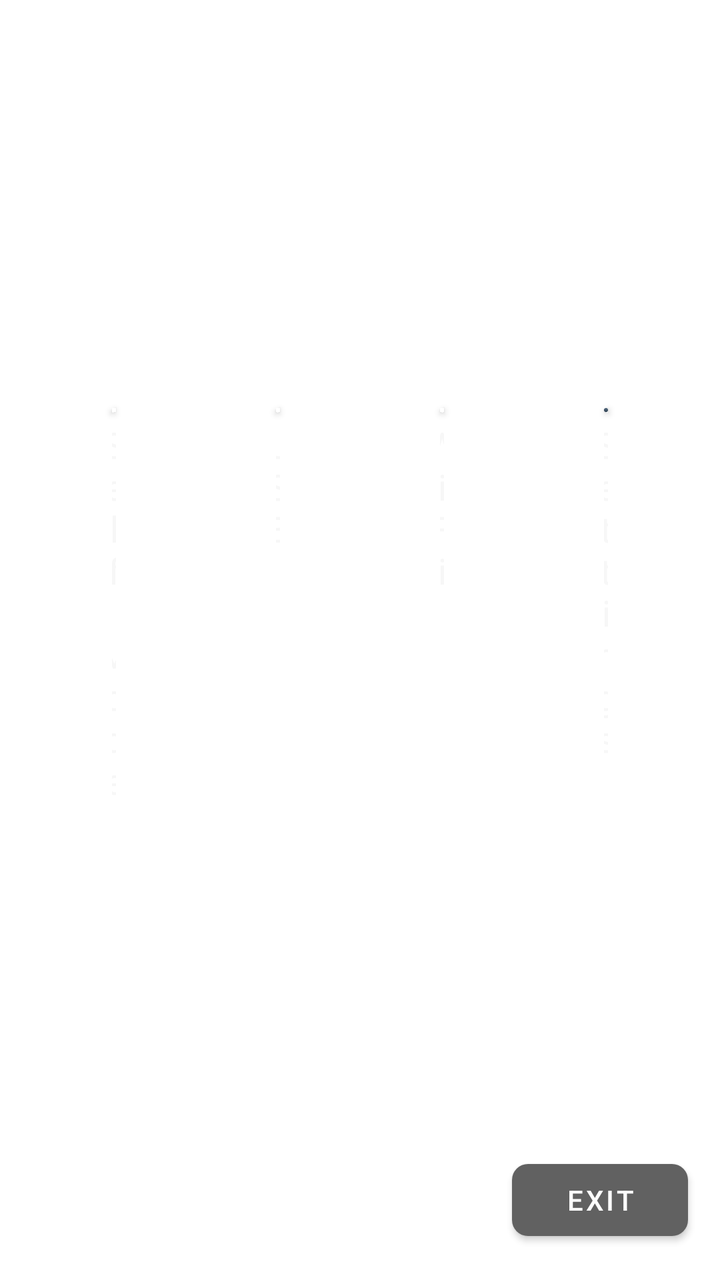
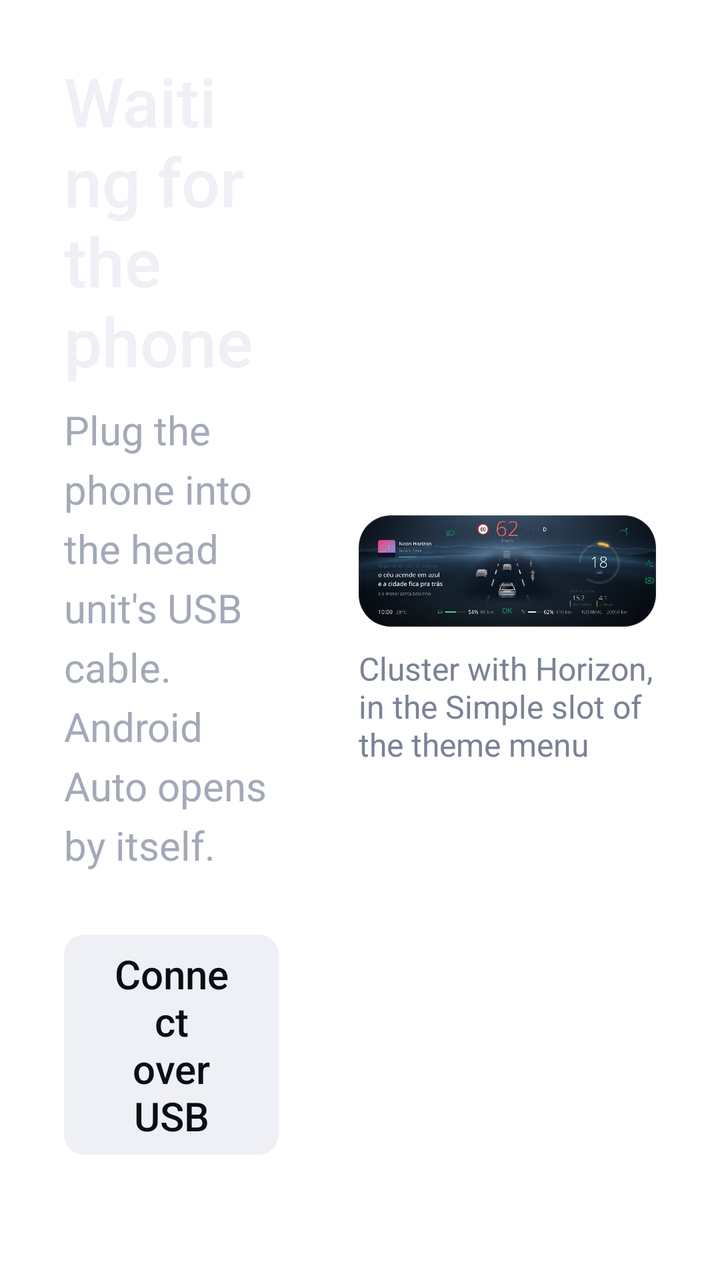

Before-and-after screenshots of an Android layout around one commit, followed by the original layout XML and the change that was made.
<!-- AndroidManifest.xml: fallback theme Theme.MaterialComponents.DayNight.NoActionBar -->
<!-- res/layout/fragment_home.xml -->
<?xml version="1.0" encoding="utf-8"?>
<androidx.constraintlayout.widget.ConstraintLayout
    xmlns:android="http://schemas.android.com/apk/res/android"
    xmlns:app="http://schemas.android.com/apk/res-auto"
    android:id="@+id/main_buttons_container"
    android:layout_width="match_parent"
    android:layout_height="match_parent">

    <androidx.constraintlayout.widget.ConstraintLayout
        android:id="@+id/main_buttons_layout"
        android:layout_width="0dp"
        android:layout_height="wrap_content"
        android:padding="16dp"
        app:layout_constraintWidth_max="1200dp"
        app:layout_constraintTop_toTopOf="parent"
        app:layout_constraintBottom_toBottomOf="parent"
        app:layout_constraintStart_toStartOf="parent"
        app:layout_constraintEnd_toEndOf="parent"
        app:layout_constraintVertical_bias="0.4">

        
        <com.google.android.material.button.MaterialButton
            android:id="@+id/self_mode_button"
            android:layout_width="0dp"
            android:layout_height="0dp"
            android:elevation="6dp"
            app:layout_constraintDimensionRatio="1:1"
            app:layout_constraintTop_toTopOf="parent"
            app:layout_constraintStart_toStartOf="parent"
            app:layout_constraintEnd_toStartOf="@+id/usb_button"
            app:layout_constraintHorizontal_chainStyle="spread"
            android:layout_margin="40dp"
            app:backgroundTint="@null"
            android:background="@drawable/gradient_blue"
            app:iconGravity="textStart"
            app:icon="@drawable/ic_launch_white"
            app:iconTint="#ffffff"
            app:iconSize="72dp"
            app:iconPadding="0dp"
            android:paddingTop="0dp"
            android:paddingBottom="0dp" />
        <TextView
            android:id="@+id/self_mode_text"
            android:layout_width="0dp"
            android:layout_height="wrap_content"
            app:layout_constraintTop_toBottomOf="@+id/self_mode_button"
            app:layout_constraintStart_toStartOf="@+id/self_mode_button"
            app:layout_constraintEnd_toEndOf="@+id/self_mode_button"
            android:text="@string/self_mode"
            android:textColor="@color/text_primary"
            android:shadowColor="@color/text_shadow"
            android:shadowDx="0"
            android:shadowDy="0"
            android:shadowRadius="8"
            android:textSize="18sp"
            android:textFontWeight="700"
            android:gravity="center_horizontal"
            android:layout_marginTop="4dp" />

        
        <com.google.android.material.button.MaterialButton
            android:id="@+id/usb_button"
            android:layout_width="0dp"
            android:layout_height="0dp"
            android:elevation="6dp"
            app:layout_constraintDimensionRatio="1:1"
            app:layout_constraintTop_toTopOf="parent"
            app:layout_constraintStart_toEndOf="@+id/self_mode_button"
            app:layout_constraintEnd_toStartOf="@+id/wifi_button"
            android:layout_margin="40dp"
            app:backgroundTint="@null"
            android:background="@drawable/gradient_orange"
            app:iconGravity="textStart"
            app:icon="@drawable/ic_usb_white"
            app:iconTint="#ffffff"
            app:iconSize="72dp"
            app:iconPadding="0dp"
            android:paddingTop="0dp"
            android:paddingBottom="0dp" />
        <TextView
            android:id="@+id/usb_text"
            android:layout_width="0dp"
            android:layout_height="wrap_content"
            app:layout_constraintTop_toBottomOf="@+id/usb_button"
            app:layout_constraintStart_toStartOf="@+id/usb_button"
            app:layout_constraintEnd_toEndOf="@+id/usb_button"
            android:text="@string/usb"
            android:textColor="@color/text_primary"
            android:shadowColor="@color/text_shadow"
            android:shadowDx="0"
            android:shadowDy="0"
            android:shadowRadius="8"
            android:textSize="18sp"
            android:textFontWeight="700"
            android:gravity="center_horizontal"
            android:layout_marginTop="4dp" />

        
        <com.google.android.material.button.MaterialButton
            android:id="@+id/wifi_button"
            android:layout_width="0dp"
            android:layout_height="0dp"
            android:elevation="6dp"
            app:layout_constraintDimensionRatio="1:1"
            app:layout_constraintTop_toTopOf="parent"
            app:layout_constraintStart_toEndOf="@+id/usb_button"
            app:layout_constraintEnd_toStartOf="@+id/settings_button"
            android:layout_margin="40dp"
            app:backgroundTint="@null"
            android:background="@drawable/gradient_purple"
            app:iconGravity="textStart"
            app:icon="@drawable/ic_network_wifi_white"
            app:iconTint="#ffffff"
            app:iconSize="72dp"
            app:iconPadding="0dp"
            android:paddingTop="0dp"
            android:paddingBottom="0dp" />
        <TextView
            android:id="@+id/wifi_text"
            android:layout_width="0dp"
            android:layout_height="wrap_content"
            app:layout_constraintTop_toBottomOf="@+id/wifi_button"
            app:layout_constraintStart_toStartOf="@+id/wifi_button"
            app:layout_constraintEnd_toEndOf="@+id/wifi_button"
            android:text="@string/wifi"
            android:textColor="@color/text_primary"
            android:shadowColor="@color/text_shadow"
            android:shadowDx="0"
            android:shadowDy="0"
            android:shadowRadius="8"
            android:textSize="18sp"
            android:textFontWeight="700"
            android:gravity="center_horizontal"
            android:layout_marginTop="4dp" />

        
        <com.google.android.material.button.MaterialButton
            android:id="@+id/settings_button"
            android:layout_width="0dp"
            android:layout_height="0dp"
            android:elevation="6dp"
            app:iconGravity="textStart"
            app:layout_constraintDimensionRatio="1:1"
            app:layout_constraintTop_toTopOf="parent"
            app:layout_constraintStart_toEndOf="@+id/wifi_button"
            app:layout_constraintEnd_toEndOf="parent"
            android:layout_margin="40dp"
            app:backgroundTint="@null"
            android:background="@drawable/gradient_darkblue"
            app:icon="@drawable/ic_settings_white"
            app:iconTint="#ffffff"
            app:iconSize="72dp"
            app:iconPadding="0dp"
            android:paddingTop="0dp"
            android:paddingBottom="0dp" />
        <TextView
            android:id="@+id/settings_text"
            android:layout_width="0dp"
            android:layout_height="wrap_content"
            app:layout_constraintTop_toBottomOf="@+id/settings_button"
            app:layout_constraintStart_toStartOf="@+id/settings_button"
            app:layout_constraintEnd_toEndOf="@+id/settings_button"
            android:text="@string/settings"
            android:textColor="@color/text_primary"
            android:shadowColor="@color/text_shadow"
            android:shadowDx="0"
            android:shadowDy="0"
            android:shadowRadius="8"
            android:textSize="18sp"
            android:textFontWeight="700"
            android:gravity="center_horizontal"
            android:layout_marginTop="4dp" />

    </androidx.constraintlayout.widget.ConstraintLayout>

    <com.google.android.material.button.MaterialButton
        android:id="@+id/exit_button"
        android:layout_width="wrap_content"
        android:layout_height="wrap_content"
        app:layout_constraintBottom_toBottomOf="parent"
        app:layout_constraintEnd_toEndOf="parent"
        android:layout_margin="16dp"
        android:text="@string/exit"
        app:backgroundTint="@color/material_grey_700"
        android:textColor="@android:color/white"
        app:cornerRadius="8dp" />

</androidx.constraintlayout.widget.ConstraintLayout>
<!-- resources referenced by this layout -->
<resources>
  <string name="usb">USB</string>
  <!-- unchanged entries left out for length: 15 -->
</resources>

<!-- the commit's change to res/layout/fragment_home.xml (unified diff, before → after) -->
@@ -1,3 +1,103 @@
+<?xml version="1.0" encoding="utf-8"?>
+<FrameLayout xmlns:android="http://schemas.android.com/apk/res/android"
+    xmlns:app="http://schemas.android.com/apk/res-auto"
+    android:layout_width="match_parent"
+    android:layout_height="match_parent"
+    android:theme="@style/ThemeOverlay.Horizon">
+
+    <include
+        layout="@layout/layout_home_legacy"
+        android:visibility="gone" />
+
+    <LinearLayout
+        android:layout_width="match_parent"
+        android:layout_height="match_parent"
+        android:gravity="center_vertical"
+        android:orientation="horizontal"
+        android:padding="@dimen/hz_page_padding">
+
+        <LinearLayout
+            android:layout_width="0dp"
+            android:layout_height="wrap_content"
+            android:layout_weight="42"
+            android:orientation="vertical">
+
+            <TextView
+                android:id="@+id/hz_home_title"
+                style="@style/HzText.Title"
+                android:layout_width="match_parent"
+                android:layout_height="wrap_content"
+                android:text="@string/hz_home_waiting" />
+
+            <TextView
+                android:id="@+id/hz_home_lead"
+                style="@style/HzText.Lead"
+                android:layout_width="match_parent"
+                android:layout_height="wrap_content"
+                android:layout_marginTop="12dp"
+                android:text="@string/hz_home_waiting_lead" />
+
+            <com.google.android.material.button.MaterialButton
+                android:id="@+id/hz_home_primary"
+                style="@style/HzButton"
+                android:layout_width="wrap_content"
+                android:layout_height="wrap_content"
+                android:layout_marginTop="32dp"
+                android:text="@string/hz_home_connect" />
+
+            <LinearLayout
+                android:layout_width="match_parent"
+                android:layout_height="wrap_content"
+                android:layout_marginTop="40dp"
+                android:orientation="vertical">
+
+                <include
+                    android:id="@+id/hz_status_aa"
+                    layout="@layout/item_hz_status" />
+
+                <include
+                    android:id="@+id/hz_status_wheel"
+                    layout="@layout/item_hz_status" />
+
+                <include
+                    android:id="@+id/hz_status_map"
+                    layout="@layout/item_hz_status" />
+            </LinearLayout>
+        </LinearLayout>
+
+        <Space
+            android:layout_width="40dp"
+            android:layout_height="match_parent" />
+
+        <LinearLayout
+            android:layout_width="0dp"
+            android:layout_height="wrap_content"
+            android:layout_weight="58"
+            android:orientation="vertical">
+
+            <com.google.android.material.imageview.ShapeableImageView
+                android:id="@+id/hz_home_cluster"
+                android:layout_width="match_parent"
+                android:layout_height="wrap_content"
+                android:adjustViewBounds="true"
+                android:contentDescription="@string/hz_cluster_preview_description"
+                android:scaleType="fitCenter"
+                android:src="@drawable/hz_cluster_preview"
+                app:shapeAppearance="@style/HzShape.Card"
+                app:strokeColor="@color/hz_hairline"
+                app:strokeWidth="1dp" />
+
+            <TextView
+                android:id="@+id/hz_home_cluster_caption"
+                style="@style/HzText.Meta"
+                android:layout_width="match_parent"
+                android:layout_height="wrap_content"
+                android:layout_marginTop="12dp"
+                android:text="@string/hz_home_cluster_horizon" />
+        </LinearLayout>
+    </LinearLayout>
+</FrameLayout>
+<!-- res/layout/layout_home_legacy.xml (included above) -->
 <?xml version="1.0" encoding="utf-8"?>
 <androidx.constraintlayout.widget.ConstraintLayout
     xmlns:android="http://schemas.android.com/apk/res/android"
@@ -186,3 +286,39 @@
         app:cornerRadius="8dp" />
 
 </androidx.constraintlayout.widget.ConstraintLayout>
+<!-- res/layout/item_hz_status.xml (included above) -->
+<?xml version="1.0" encoding="utf-8"?>
+<LinearLayout xmlns:android="http://schemas.android.com/apk/res/android"
+    android:layout_width="match_parent"
+    android:layout_height="56dp"
+    android:background="?attr/selectableItemBackground"
+    android:clickable="true"
+    android:focusable="true"
+    android:gravity="center_vertical"
+    android:orientation="horizontal">
+
+    <ImageView
+        android:id="@+id/hz_status_dot"
+        android:layout_width="10dp"
+        android:layout_height="10dp"
+        android:importantForAccessibility="no"
+        android:src="@drawable/hz_dot" />
+
+    <TextView
+        android:id="@+id/hz_status_label"
+        style="@style/HzText.Hint"
+        android:layout_width="0dp"
+        android:layout_height="wrap_content"
+        android:layout_marginStart="16dp"
+        android:layout_weight="1"
+        android:maxLines="1" />
+
+    <TextView
+        android:id="@+id/hz_status_value"
+        style="@style/HzText"
+        android:layout_width="wrap_content"
+        android:layout_height="wrap_content"
+        android:layout_marginStart="16dp"
+        android:maxLines="1"
+        android:textSize="18sp" />
+</LinearLayout>
<!-- resource entries referenced after the edit -->
@@ -1,6 +1,83 @@
 <!-- resources referenced by this layout -->
 <resources>
+  <color name="hz_hairline">#14EEF0F5</color>
+  <dimen name="hz_page_padding">32dp</dimen>
+  <!-- drawable hz_cluster_preview: webp bitmap (drawable-nodpi, 40154 bytes) -->
+  <!-- drawable hz_dot (drawable) -->
+  <?xml version="1.0" encoding="utf-8"?>
+  <shape xmlns:android="http://schemas.android.com/apk/res/android" android:shape="oval">
+      <solid android:color="@color/hz_text_muted" />
+      <size android:width="10dp" android:height="10dp" />
+  </shape>
+  <string name="hz_cluster_preview_description">The instrument cluster with the Horizon theme</string>
+  <string name="hz_home_cluster_horizon">Cluster with Horizon, in the Simple slot of the theme menu</string>
+  <string name="hz_home_connect">Connect over USB</string>
+  <string name="hz_home_waiting">Waiting for the phone</string>
+  <string name="hz_home_waiting_lead">Plug the phone into the head unit\'s USB cable. Android Auto opens by itself.</string>
   <string name="usb">USB</string>
+  <style name="HzButton" parent="Widget.Material3.Button">
+          <item name="android:minHeight">@dimen/hz_control_height</item>
+          <item name="android:insetTop">0dp</item>
+          <item name="android:insetBottom">0dp</item>
+          <item name="android:paddingStart">24dp</item>
+          <item name="android:paddingEnd">24dp</item>
+          <item name="android:textSize">20sp</item>
+          <item name="android:fontFamily">sans-serif-medium</item>
+          <item name="android:letterSpacing">0</item>
+          <item name="android:textAllCaps">false</item>
+          <item name="cornerRadius">@dimen/hz_radius_control</item>
+          <item name="backgroundTint">@color/hz_text</item>
+          <item name="android:textColor">@color/hz_page</item>
+          <item name="rippleColor">#1F0B0D14</item>
+      </style>
+  <style name="HzShape.Card" parent="">
+          <item name="cornerFamily">rounded</item>
+          <item name="cornerSize">@dimen/hz_radius_card</item>
+      </style>
+  <style name="HzText">
+          <item name="android:fontFamily">sans-serif</item>
+          <item name="android:textColor">@color/hz_text</item>
+          <item name="android:includeFontPadding">false</item>
+      </style>
+  <style name="HzText.Hint">
+          <item name="android:textSize">17sp</item>
+          <item name="android:textColor">@color/hz_text_secondary</item>
+          <item name="android:lineSpacingExtra">4sp</item>
+      </style>
+  <style name="HzText.Lead">
+          <item name="android:textSize">20sp</item>
+          <item name="android:textColor">@color/hz_text_secondary</item>
+          <item name="android:lineSpacingExtra">6sp</item>
+      </style>
+  <style name="HzText.Meta">
+          <item name="android:textSize">16sp</item>
+          <item name="android:textColor">@color/hz_text_muted</item>
+      </style>
+  <style name="HzText.Title">
+          <item name="android:fontFamily">sans-serif-medium</item>
+          <item name="android:textSize">34sp</item>
+      </style>
+  <style name="ThemeOverlay.Horizon" parent="ThemeOverlay.Material3.Dark">
+          <item name="colorPrimary">@color/hz_accent</item>
+          <item name="colorOnPrimary">@color/hz_on_accent</item>
+          <item name="colorPrimaryContainer">@color/hz_raised</item>
+          <item name="colorSurface">@color/hz_card</item>
+          <item name="colorOnSurface">@color/hz_text</item>
+          <item name="colorOnSurfaceVariant">@color/hz_text_secondary</item>
+          <item name="colorOutline">@color/hz_hairline</item>
+          <item name="android:colorBackground">@color/hz_page</item>
+      </style>
+  <color name="hz_text_muted">#7A8296</color>
+  <dimen name="hz_control_height">56dp</dimen>
+  <dimen name="hz_radius_control">10dp</dimen>
+  <color name="hz_text">#EEF0F5</color>
+  <color name="hz_page">#0B0D14</color>
+  <dimen name="hz_radius_card">16dp</dimen>
+  <color name="hz_text_secondary">#A3A9B8</color>
+  <color name="hz_accent">#7FD6FF</color>
+  <color name="hz_on_accent">#06121C</color>
+  <color name="hz_raised">#1A1E28</color>
+  <color name="hz_card">#11141C</color>
   <!-- unchanged entries left out for length: 15 -->
 </resources>
 
